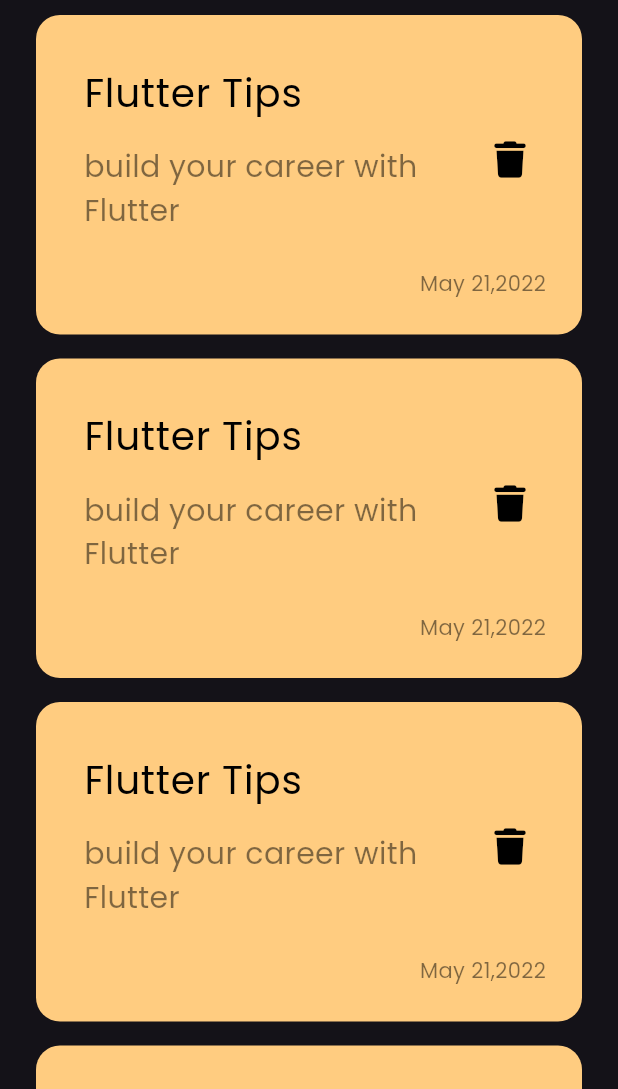
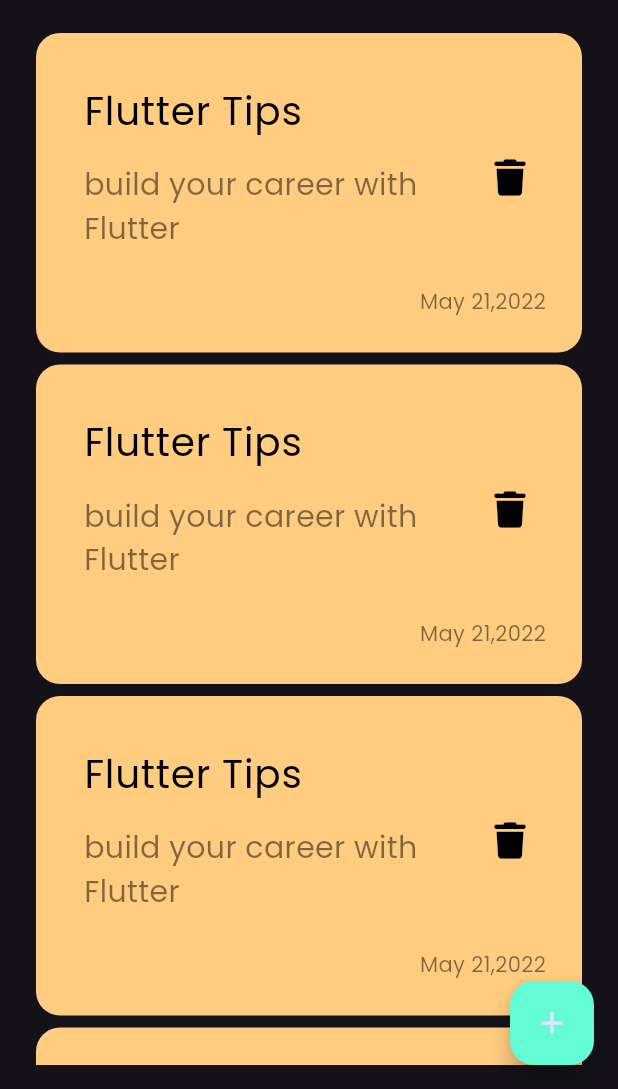
Before and after one commit to ahmedsheiba/Notes-App, a Flutter app: the screen it shows after launch, on a phone screen of 412 x 824 dp, the part 147-1236 px from its top. Run offline on Flutter 3.47's test engine with Material 3 defaults, Android fonts, the phone set to English and light mode, and no system bars; our stand-ins replace font_awesome_flutter.

Commit message:
Complete The UI

```diff
--- /dev/null
+++ b/lib/constants.dart
@@ -0,0 +1,3 @@
+import 'dart:ui';
+
+const KPrimaryColor = Color(0xff62FCD7);
--- a/lib/views/notes_view.dart
+++ b/lib/views/notes_view.dart
@@ -1,13 +1,30 @@
 import 'package:flutter/material.dart';
-import 'package:notes_app_2/widgets/notes_view_body.dart';
+import 'package:notes_app_2/constants.dart';
+import 'package:notes_app_2/views/widgets/add_note_bottom_sheet.dart';
+import 'package:notes_app_2/views/widgets/notes_view_body.dart';
 
 class NotesView extends StatelessWidget {
   const NotesView({super.key});
 
   @override
   Widget build(BuildContext context) {
-    return const Scaffold(
-      body: NotesViewBody(),
+    return Scaffold(
+      floatingActionButton: FloatingActionButton(
+        backgroundColor: KPrimaryColor,
+        onPressed: () {
+          showModalBottomSheet(
+              shape: RoundedRectangleBorder(
+                  borderRadius: BorderRadius.circular(16)),
+              context: context,
+              builder: (context) {
+                return const AddNoteBottomSheet();
+              });
+        },
+        child: const Icon(
+          Icons.add,
+        ),
+      ),
+      body: const NotesViewBody(),
     );
   }
 }
--- /dev/null
+++ b/lib/views/widgets/custom_app_bar.dart
@@ -0,0 +1,25 @@
+import 'package:flutter/material.dart';
+import 'package:notes_app_2/views/widgets/custom_icon.dart';
+
+class CustomAppBar extends StatelessWidget {
+  const CustomAppBar({super.key, required this.title, required this.icon});
+
+  final String title;
+  final IconData icon;
+  @override
+  Widget build(BuildContext context) {
+    return Row(
+      children: [
+        Text(
+          title,
+          style: const TextStyle(fontSize: 28),
+        ),
+        const Spacer(),
+        CustomIcon(icon: icon),
+        const SizedBox(
+          height: 50,
+        )
+      ],
+    );
+  }
+}
--- /dev/null
+++ b/lib/views/widgets/custom_icon.dart
@@ -0,0 +1,17 @@
+import 'package:flutter/material.dart';
+
+class CustomIcon extends StatelessWidget {
+  const CustomIcon({super.key, required this.icon});
+  final IconData icon;
+  @override
+  Widget build(BuildContext context) {
+    return Container(
+      width: 46,
+      height: 46,
+      decoration: BoxDecoration(
+          color: Colors.white.withOpacity(0.05),
+          borderRadius: BorderRadius.circular(16)),
+      child: Center(child: Icon(icon, size: 28)),
+    );
+  }
+}
--- /dev/null
+++ b/lib/views/widgets/custom_listview.dart
@@ -0,0 +1,21 @@
+import 'package:flutter/material.dart';
+import 'package:notes_app_2/views/widgets/custom_note_item.dart';
+
+class NotesListView extends StatelessWidget {
+  const NotesListView({super.key});
+
+  @override
+  Widget build(BuildContext context) {
+    return Padding(
+      padding: const EdgeInsets.symmetric(vertical: 16),
+      child: ListView.builder(
+          padding: EdgeInsets.zero,
+          itemBuilder: (context, index) {
+            return const Padding(
+              padding: EdgeInsets.symmetric(vertical: 4),
+              child: NoteItem(),
+            );
+          }),
+    );
+  }
+}
--- /dev/null
+++ b/lib/views/widgets/custom_note_item.dart
@@ -0,0 +1,72 @@
+import 'package:flutter/material.dart';
+import 'package:font_awesome_flutter/font_awesome_flutter.dart';
+import 'package:notes_app_2/views/edit_note_view.dart';
+
+class NoteItem extends StatelessWidget {
+  const NoteItem({super.key});
+
+  @override
+  Widget build(BuildContext context) {
+    return GestureDetector(
+      onTap: () {
+        Navigator.push(
+          context,
+          MaterialPageRoute(
+            builder: (context) => const EditNoteView(),
+          ),
+        );
+      },
+      child: Container(
+        padding: const EdgeInsets.only(top: 24, bottom: 24, left: 16),
+        decoration: BoxDecoration(
+          color: const Color(0xffFFCC80),
+          borderRadius: BorderRadius.circular(16),
+        ),
+        child: Column(
+          crossAxisAlignment: CrossAxisAlignment.end,
+          children: [
+            ListTile(
+              title: const Text(
+                'Flutter Tips',
+                style: TextStyle(
+                  color: Colors.black,
+                  fontSize: 26,
+                ),
+              ),
+              subtitle: Padding(
+                padding: const EdgeInsets.only(
+                  top: 16,
+                  bottom: 16,
+                ),
+                child: Text(
+                  'build your career with Flutter',
+                  style: TextStyle(
+                    color: Colors.black.withOpacity(.5),
+                    fontSize: 20,
+                  ),
+                ),
+              ),
+              trailing: IconButton(
+                onPressed: () {},
+                icon: const Icon(
+                  FontAwesomeIcons.trash,
+                  color: Colors.black,
+                  size: 24,
+                ),
+              ),
+            ),
+            Padding(
+              padding: const EdgeInsets.only(right: 24),
+              child: Text(
+                'May 21,2022',
+                style: TextStyle(
+                  color: Colors.black.withOpacity(.5),
+                ),
+              ),
+            ),
+          ],
+        ),
+      ),
+    );
+  }
+}
--- /dev/null
+++ b/lib/views/widgets/notes_view_body.dart
@@ -0,0 +1,26 @@
+import 'package:flutter/material.dart';
+import 'package:notes_app_2/views/widgets/custom_app_bar.dart';
+import 'package:notes_app_2/views/widgets/custom_listview.dart';
+
+class NotesViewBody extends StatelessWidget {
+  const NotesViewBody({super.key});
+
+  @override
+  Widget build(BuildContext context) {
+    return const Padding(
+      padding: EdgeInsets.symmetric(horizontal: 24),
+      child: Column(
+        children: [
+          SizedBox(height: 50),
+          CustomAppBar(
+            title: 'Notes',
+            icon: Icons.search,
+          ),
+          Expanded(
+            child: NotesListView(),
+          ),
+        ],
+      ),
+    );
+  }
+}
--- a/lib/widgets/custom_app_bar.dart
+++ /dev/null
@@ -1,38 +0,0 @@
-import 'package:flutter/material.dart';
-
-class CustomAppBar extends StatelessWidget {
-  const CustomAppBar({super.key});
-
-  @override
-  Widget build(BuildContext context) {
-    return const Row(
-      children: [
-        Text(
-          'Notes',
-          style: TextStyle(fontSize: 28),
-        ),
-        Spacer(),
-        CustomSearchIcon(),
-        SizedBox(
-          height: 50,
-        )
-      ],
-    );
-  }
-}
-
-class CustomSearchIcon extends StatelessWidget {
-  const CustomSearchIcon({super.key});
-
-  @override
-  Widget build(BuildContext context) {
-    return Container(
-      width: 46,
-      height: 46,
-      decoration: BoxDecoration(
-          color: Colors.white.withOpacity(0.05),
-          borderRadius: BorderRadius.circular(16)),
-      child: const Center(child: Icon(Icons.search, size: 28)),
-    );
-  }
-}
--- a/lib/widgets/custom_note_item.dart
+++ /dev/null
@@ -1,61 +0,0 @@
-import 'package:flutter/material.dart';
-import 'package:font_awesome_flutter/font_awesome_flutter.dart';
-
-class NoteItem extends StatelessWidget {
-  const NoteItem({super.key});
-
-  @override
-  Widget build(BuildContext context) {
-    return Container(
-      padding: const EdgeInsets.only(top: 24, bottom: 24, left: 16),
-      decoration: BoxDecoration(
-        color: const Color(0xffFFCC80),
-        borderRadius: BorderRadius.circular(16),
-      ),
-      child: Column(
-        crossAxisAlignment: CrossAxisAlignment.end,
-        children: [
-          ListTile(
-            title: const Text(
-              'Flutter Tips',
-              style: TextStyle(
-                color: Colors.black,
-                fontSize: 26,
-              ),
-            ),
-            subtitle: Padding(
-              padding: const EdgeInsets.only(
-                top: 16,
-                bottom: 16,
-              ),
-              child: Text(
-                'build your career with Flutter',
-                style: TextStyle(
-                  color: Colors.black.withOpacity(.5),
-                  fontSize: 20,
-                ),
-              ),
-            ),
-            trailing: IconButton(
-              onPressed: () {},
-              icon: const Icon(
-                FontAwesomeIcons.trash,
-                color: Colors.black,
-                size: 24,
-              ),
-            ),
-          ),
-          Padding(
-            padding: const EdgeInsets.only(right: 24),
-            child: Text(
-              'May 21,2022',
-              style: TextStyle(
-                color: Colors.black.withOpacity(.5),
-              ),
-            ),
-          ),
-        ],
-      ),
-    );
-  }
-}
--- a/lib/widgets/notes_view_body.dart
+++ /dev/null
@@ -1,37 +0,0 @@
-import 'package:flutter/material.dart';
-import 'package:notes_app_2/widgets/custom_app_bar.dart';
-import 'package:notes_app_2/widgets/custom_note_item.dart';
-
-class NotesViewBody extends StatelessWidget {
-  const NotesViewBody({super.key});
-
-  @override
-  Widget build(BuildContext context) {
-    return const Padding(
-      padding: EdgeInsets.symmetric(horizontal: 24),
-      child: Column(
-        children: [
-          SizedBox(height: 50),
-          CustomAppBar(),
-          Expanded(
-            child: NotesListView(),
-          ),
-        ],
-      ),
-    );
-  }
-}
-
-class NotesListView extends StatelessWidget {
-  const NotesListView({super.key});
-
-  @override
-  Widget build(BuildContext context) {
-    return ListView.builder(itemBuilder: (context, index) {
-      return const Padding(
-        padding: EdgeInsets.symmetric(vertical: 8),
-        child: NoteItem(),
-      );
-    });
-  }
-}
```
Also changed, not shown: lib/views/edit_note_view.dart (added, +13 -0 lines), lib/views/widgets/add_note_bottom_sheet.dart (added, +40 -0 lines), lib/views/widgets/custom_button.dart (added, +28 -0 lines), lib/views/widgets/custom_text_form_field.dart (added, +36 -0 lines), lib/views/widgets/edit_note_body.dart (added, +36 -0 lines).
